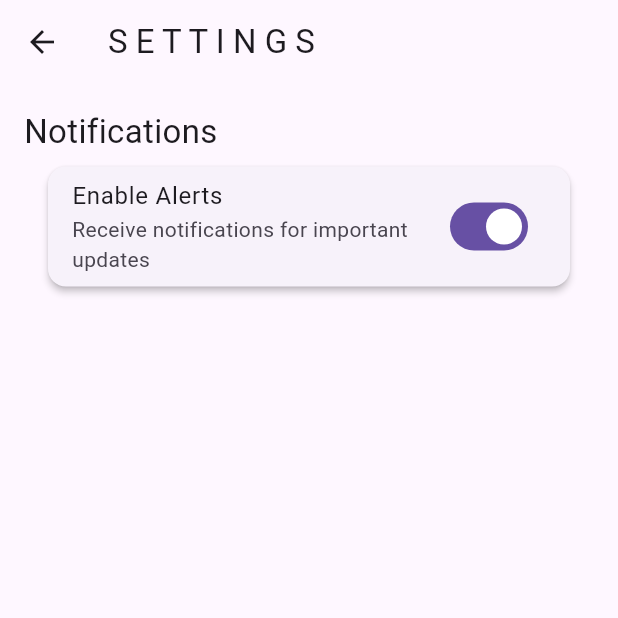
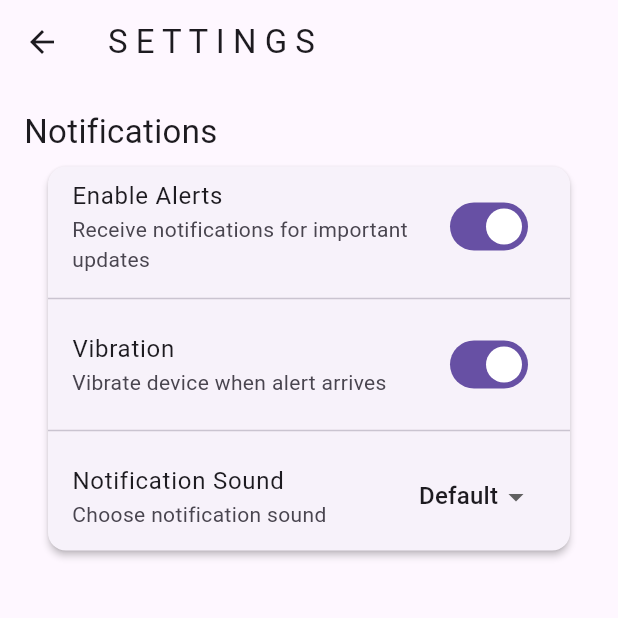
Before and after one commit to REVANTSINGH01/Code-Alert, a Flutter app: the Settings screen opened by its route, after a tap on "Enable Alerts", on a phone screen of 412 x 824 dp, the top half of it. Run offline on Flutter 3.47's test engine with Material 3 defaults, Android fonts, the phone set to English and light mode, and no system bars; our stand-ins replace flutter_svg.

Commit message:
Further UI Changes in Settings page

```diff
--- a/lib/pages/settings.dart
+++ b/lib/pages/settings.dart
@@ -6,6 +6,8 @@ class Settings extends StatelessWidget {
   Widget build(BuildContext context) {
 
     bool isEnabled=true;
+    bool enabled=true;
+    String selectSound = "Default";
     return Scaffold(
       appBar: AppBar(
         title: const Text("S E T T I N G S"),
@@ -25,20 +27,42 @@ class Settings extends StatelessWidget {
               ),
               elevation: 2,
               margin: EdgeInsets.symmetric(horizontal: 16, vertical: 8),
-              child: SwitchListTile(
-                title: Text("Enable Alerts"),
-                subtitle: Text("Receive notifications for important updates"),
-                value: isEnabled,
-                onChanged: (val) {
-                  setState(() => isEnabled = val);
-                },
+              child: Column(
+                crossAxisAlignment: CrossAxisAlignment.start,
+                  children:[
+                      SwitchListTile(
+                        title: Text("Enable Alerts"),
+                        subtitle: Text("Receive notifications for important updates"),
+                        value: isEnabled,
+                        onChanged: (val) {
+                          setAlert(() => isEnabled = val);
+                        },
+                      ),
+                    Divider(),
+                    SwitchListTile(
+                      title: Text("Vibration"),
+                      subtitle: Text("Vibrate device when alert arrives"),
+                      value: enabled, onChanged: (val){ setVibrate(()=>enabled=val);}
+                    ),
+                    Divider(),
+                    ListTile(title:Text("Notification Sound"),subtitle:Text("Choose notification sound"),
+                        trailing:DropdownButton<String>(value:selectSound,underline: SizedBox(),
+                        items:["Default","Beep"].map((e)=>DropdownMenuItem(value :e,child:Text(e)))
+.toList(),onChanged: (val)=>setSound(()=>selectSound=val!),
+                        ),
+                    ),
+                  ],
               ),
-            )
+            ),
           ],
-        )
-      )
+        ),
+      ),
     );
   }
 
-  void setState(bool Function() param0) {}
+  void setAlert(bool Function() param0) {}
+
+  void setVibrate(bool Function() param0){}
+
+  void setSound(String Function() param0) {}
 }
```
